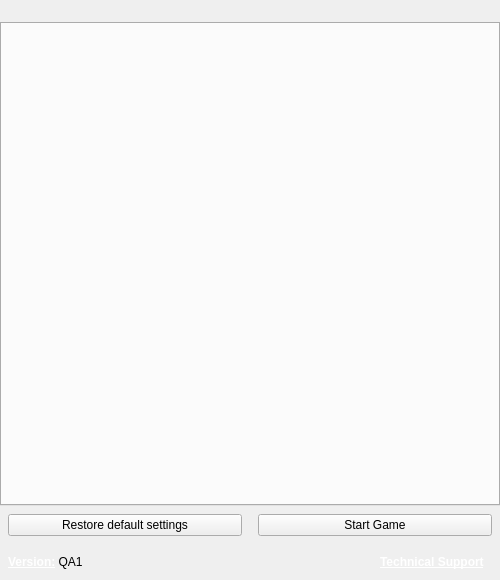
Before: the Qt Designer form src/launcherwindow.ui in CommitteeOfZero/realboot, drawn with Qt 5.
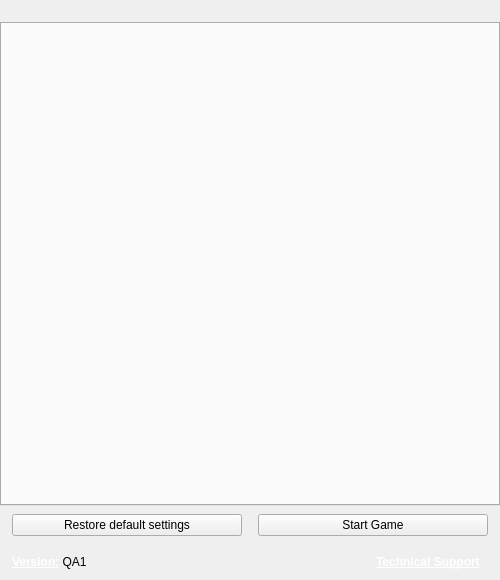
After: the same form once the commit is applied. Icons and pictures are not drawn.

Diff of the .ui file:
```diff
--- a/src/launcherwindow.ui
+++ b/src/launcherwindow.ui
@@ -91,13 +91,13 @@
        <item>
         <layout class="QGridLayout" name="primaryButtonsLayout">
          <property name="leftMargin">
-          <number>8</number>
+          <number>12</number>
          </property>
          <property name="topMargin">
           <number>0</number>
          </property>
          <property name="rightMargin">
-          <number>8</number>
+          <number>12</number>
          </property>
          <property name="bottomMargin">
           <number>8</number>
@@ -139,10 +139,10 @@
           <number>8</number>
          </property>
          <property name="leftMargin">
-          <number>8</number>
+          <number>12</number>
          </property>
          <property name="rightMargin">
-          <number>8</number>
+          <number>12</number>
          </property>
          <property name="bottomMargin">
           <number>0</number>
```
